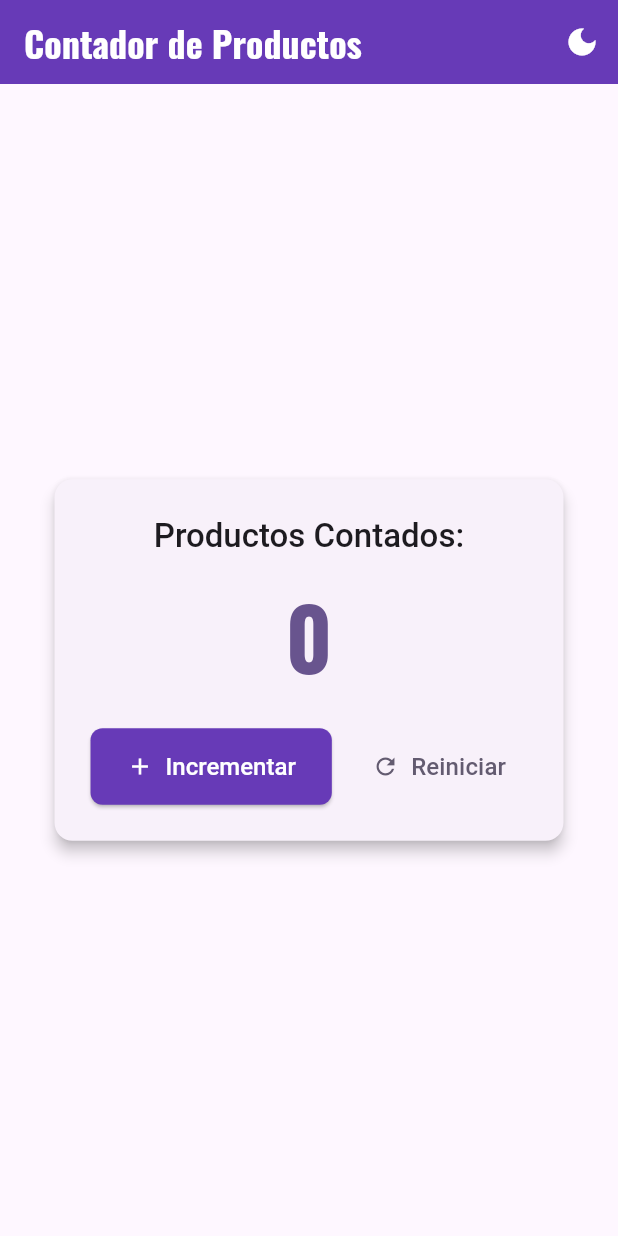
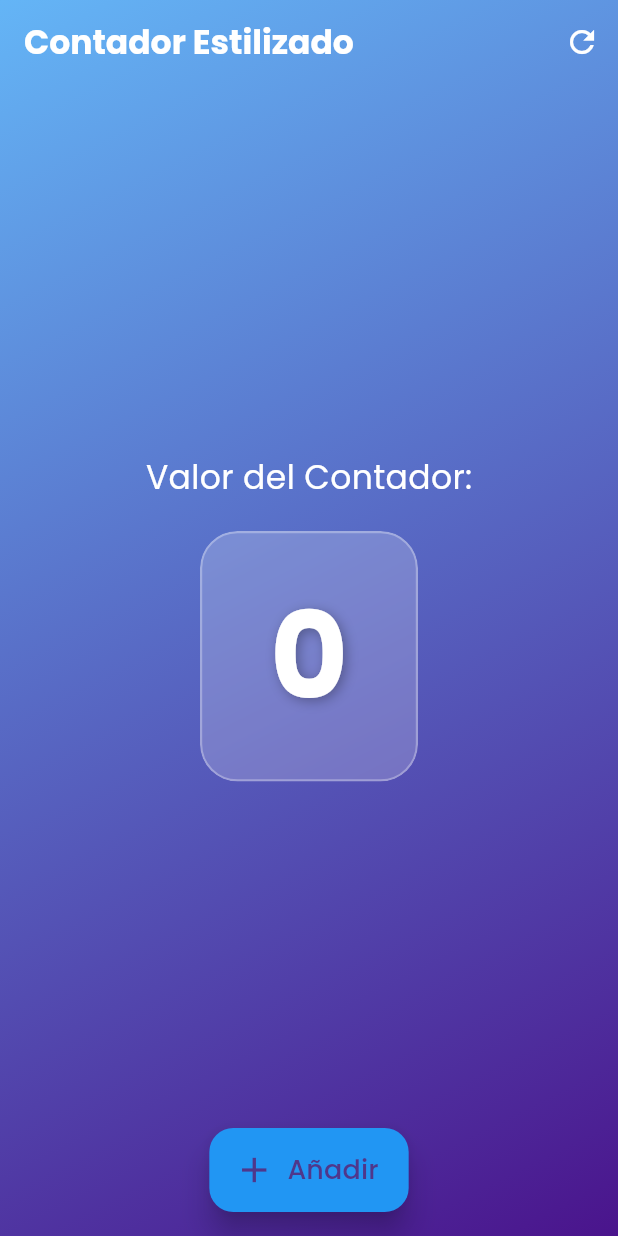
Before and after one commit to Cris300369/catalogo-producto2, a Flutter app: the screen it shows after launch, on a phone screen of 412 x 824 dp. Run offline on Flutter 3.47's test engine with Material 3 defaults, Android fonts, the phone set to English and light mode, and no system bars; our stand-ins replace google_fonts.

Commit message:
feat: Implementación de contador avanzado con diseño Glassmorphism

```diff
--- a/lib/main.dart
+++ b/lib/main.dart
@@ -1,26 +1,10 @@
 
+import 'dart:ui';
 import 'package:flutter/material.dart';
 import 'package:google_fonts/google_fonts.dart';
-import 'package:provider/provider.dart';
 
 void main() {
-  runApp(
-    ChangeNotifierProvider(
-      create: (context) => ThemeProvider(),
-      child: const MyApp(),
-    ),
-  );
-}
-
-class ThemeProvider with ChangeNotifier {
-  ThemeMode _themeMode = ThemeMode.system;
-
-  ThemeMode get themeMode => _themeMode;
-
-  void toggleTheme() {
-    _themeMode = _themeMode == ThemeMode.light ? ThemeMode.dark : ThemeMode.light;
-    notifyListeners();
-  }
+  runApp(const MyApp());
 }
 
 class MyApp extends StatelessWidget {
@@ -28,158 +12,39 @@ class MyApp extends StatelessWidget {
 
   @override
   Widget build(BuildContext context) {
-    const Color primarySeedColor = Colors.deepPurple;
-
-    final TextTheme appTextTheme = TextTheme(
-      displayLarge: GoogleFonts.oswald(fontSize: 57, fontWeight: FontWeight.bold),
-      titleLarge: GoogleFonts.roboto(fontSize: 22, fontWeight: FontWeight.w500),
-      bodyMedium: GoogleFonts.openSans(fontSize: 16),
-      labelLarge: GoogleFonts.roboto(fontSize: 16, fontWeight: FontWeight.w500),
-    );
-
-    final ThemeData lightTheme = ThemeData(
-      useMaterial3: true,
-      colorScheme: ColorScheme.fromSeed(
-        seedColor: primarySeedColor,
-        brightness: Brightness.light,
+    return MaterialApp(
+      title: 'Contador Flutter',
+      theme: ThemeData(
+        primarySwatch: Colors.blue,
+        visualDensity: VisualDensity.adaptivePlatformDensity,
+        textTheme: GoogleFonts.poppinsTextTheme(Theme.of(context).textTheme).apply(bodyColor: Colors.white, displayColor: Colors.white),
       ),
-      textTheme: appTextTheme,
-      appBarTheme: AppBarTheme(
-        backgroundColor: primarySeedColor,
-        foregroundColor: Colors.white,
-        titleTextStyle: GoogleFonts.oswald(fontSize: 24, fontWeight: FontWeight.bold),
-      ),
-      elevatedButtonTheme: ElevatedButtonThemeData(
-        style: ElevatedButton.styleFrom(
-          foregroundColor: Colors.white,
-          backgroundColor: primarySeedColor,
-          shape: RoundedRectangleBorder(borderRadius: BorderRadius.circular(8)),
-          padding: const EdgeInsets.symmetric(horizontal: 24, vertical: 16),
-          textStyle: GoogleFonts.roboto(fontSize: 16, fontWeight: FontWeight.w500),
-        ),
-      ),
-      cardTheme: CardThemeData(
-        elevation: 4,
-        shape: RoundedRectangleBorder(borderRadius: BorderRadius.circular(12)),
-        margin: const EdgeInsets.all(16),
-      ),
-    );
-
-    final ThemeData darkTheme = ThemeData(
-      useMaterial3: true,
-      colorScheme: ColorScheme.fromSeed(
-        seedColor: primarySeedColor,
-        brightness: Brightness.dark,
-      ),
-      textTheme: appTextTheme,
-      appBarTheme: AppBarTheme(
-        backgroundColor: Colors.grey[900],
-        foregroundColor: Colors.white,
-        titleTextStyle: GoogleFonts.oswald(fontSize: 24, fontWeight: FontWeight.bold),
-      ),
-      elevatedButtonTheme: ElevatedButtonThemeData(
-        style: ElevatedButton.styleFrom(
-          foregroundColor: Colors.black,
-          backgroundColor: Colors.deepPurple.shade200,
-          shape: RoundedRectangleBorder(borderRadius: BorderRadius.circular(8)),
-          padding: const EdgeInsets.symmetric(horizontal: 24, vertical: 16),
-          textStyle: GoogleFonts.roboto(fontSize: 16, fontWeight: FontWeight.w500),
-        ),
-      ),
-      cardTheme: CardThemeData(
-        elevation: 8,
-        shape: RoundedRectangleBorder(borderRadius: BorderRadius.circular(12)),
-        margin: const EdgeInsets.all(16),
-      ),
-    );
-
-    return Consumer<ThemeProvider>(
-      builder: (context, themeProvider, child) {
-        return MaterialApp(
-          title: 'Contador de Productos',
-          theme: lightTheme,
-          darkTheme: darkTheme,
-          themeMode: themeProvider.themeMode,
-          home: const MyHomePage(),
+      home: const MyHomePage(title: 'Contador Estilizado'),
       debugShowCheckedModeBanner: false,
-        );
-      },
     );
   }
 }
 
 class MyHomePage extends StatefulWidget {
-  const MyHomePage({super.key});
+  const MyHomePage({super.key, required this.title});
+
+  final String title;
 
   @override
   State<MyHomePage> createState() => _MyHomePageState();
 }
 
-class _MyHomePageState extends State<MyHomePage> with TickerProviderStateMixin {
+class _MyHomePageState extends State<MyHomePage> {
   int _counter = 0;
-  late AnimationController _animationController;
-  late Animation<double> _scaleAnimation;
-  late AnimationController _buttonAnimationController;
-  late Animation<double> _buttonScaleAnimation;
 
-  @override
-  void initState() {
-    super.initState();
-    _animationController = AnimationController(
-      vsync: this,
-      duration: const Duration(milliseconds: 150),
-    );
-    _scaleAnimation = Tween<double>(begin: 1.0, end: 0.95).animate(_animationController);
-
-    _buttonAnimationController = AnimationController(
-      vsync: this,
-      duration: const Duration(milliseconds: 200),
-      reverseDuration: const Duration(milliseconds: 200),
-    );
-    _buttonScaleAnimation = Tween<double>(begin: 1.0, end: 1.1).animate(
-      CurvedAnimation(
-        parent: _buttonAnimationController,
-        curve: Curves.easeInOut,
-      ),
-    );
-  }
-
-  @override
-  void dispose() {
-    _animationController.dispose();
-    _buttonAnimationController.dispose();
-    super.dispose();
-  }
-
-  void _incrementCounter() {
-    _buttonAnimationController.forward().then((_) => _buttonAnimationController.reverse());
+  void _incrementCounter() async {
     if (_counter >= 20) {
-      showDialog(
-        context: context,
-        builder: (BuildContext context) {
-          return AlertDialog(
-            title: const Text('Límite de productos alcanzado'),
-            content: const Text('¿Desea agregar más productos?'),
-            actions: <Widget>[
-              TextButton(
-                child: const Text('No'),
-                onPressed: () {
-                  Navigator.of(context).pop();
-                },
-              ),
-              TextButton(
-                child: const Text('Sí'),
-                onPressed: () {
-                  Navigator.of(context).pop();
+      final bool? shouldContinue = await _showConfirmationAlert();
+      if (shouldContinue == true) {
         setState(() {
           _counter++;
         });
-                },
-              ),
-            ],
-          );
-        },
-      );
+      }
     } else {
       setState(() {
         _counter++;
@@ -188,91 +53,132 @@ class _MyHomePageState extends State<MyHomePage> with TickerProviderStateMixin {
   }
 
   void _resetCounter() {
-    _animationController.forward().then((_) => _animationController.reverse());
     setState(() {
       _counter = 0;
     });
   }
 
-  @override
-  Widget build(BuildContext context) {
-    final themeProvider = Provider.of<ThemeProvider>(context);
-
-    return Scaffold(
-      appBar: AppBar(
-        title: const Text('Contador de Productos'),
-        actions: [
-          IconButton(
-            icon: Icon(themeProvider.themeMode == ThemeMode.dark ? Icons.light_mode : Icons.dark_mode),
-            onPressed: () => themeProvider.toggleTheme(),
-            tooltip: 'Cambiar Tema',
+  Future<bool?> _showConfirmationAlert() {
+    return showDialog<bool>(
+        context: context,
+        barrierDismissible: false,
+        builder: (BuildContext context) {
+          return BackdropFilter(
+            filter: ImageFilter.blur(sigmaX: 5, sigmaY: 5),
+            child: AlertDialog(
+              backgroundColor: Colors.white.withOpacity(0.15),
+              shape: RoundedRectangleBorder(
+                  borderRadius: BorderRadius.circular(20),
+                  side: BorderSide(color: Colors.white.withOpacity(0.3))),
+              title: Text('¡Límite alcanzado!', style: GoogleFonts.poppins(fontWeight: FontWeight.bold, color: Colors.white)),
+              content: Text('El contador es $_counter. ¿Deseas seguir contando?', style: TextStyle(color: Colors.white70)),
+              actions: <Widget>[
+                TextButton(
+                  child: const Text('No, parar', style: TextStyle(color: Colors.white)),
+                  onPressed: () {
+                    Navigator.of(context).pop(false);
+                  },
+                ),
+                ElevatedButton(
+                  style: ElevatedButton.styleFrom(
+                    backgroundColor: Colors.white.withOpacity(0.3),
+                    foregroundColor: Colors.white,
+                  ),
+                  child: const Text('Sí, continuar'),
+                  onPressed: () {
+                    Navigator.of(context).pop(true);
+                  },
                 ),
               ],
             ),
-      body: Center(
-        child: Card(
-          child: Padding(
-            padding: const EdgeInsets.all(24.0),
+          );
+        });
+  }
+
+ @override
+Widget build(BuildContext context) {
+  return Scaffold(
+    extendBodyBehindAppBar: true,
+    appBar: AppBar(
+      title: Text(widget.title, style: GoogleFonts.poppins(fontWeight: FontWeight.bold, color: Colors.white)),
+      backgroundColor: Colors.transparent,
+      elevation: 0,
+      actions: [
+        IconButton(
+          icon: const Icon(Icons.refresh),
+          onPressed: _resetCounter,
+          tooltip: 'Reiniciar',
+          color: Colors.white,
+        ),
+      ],
+    ),
+    body: Container(
+      decoration: BoxDecoration(
+        gradient: LinearGradient(
+          begin: Alignment.topLeft,
+          end: Alignment.bottomRight,
+          colors: [Colors.blue.shade300, Colors.purple.shade900],
+        ),
+      ),
+      child: Center(
         child: Column(
-              mainAxisSize: MainAxisSize.min,
           mainAxisAlignment: MainAxisAlignment.center,
           children: <Widget>[
             Text(
-                  'Productos Contados:',
-                  style: Theme.of(context).textTheme.titleLarge,
+              'Valor del Contador:',
+              style: GoogleFonts.poppins(fontSize: 22, color: Colors.white),
             ),
             const SizedBox(height: 20),
-                AnimatedSwitcher(
+            ClipRRect(
+              borderRadius: BorderRadius.circular(25),
+              child: BackdropFilter(
+                filter: ImageFilter.blur(sigmaX: 10, sigmaY: 10),
+                child: Container(
+                  padding: const EdgeInsets.symmetric(vertical: 25, horizontal: 45),
+                  decoration: BoxDecoration(
+                    color: Colors.white.withOpacity(0.2),
+                    borderRadius: BorderRadius.circular(25),
+                    border: Border.all(color: Colors.white.withOpacity(0.3), width: 1.5),
+                  ),
+                  child: AnimatedSwitcher(
                     duration: const Duration(milliseconds: 300),
                     transitionBuilder: (Widget child, Animation<double> animation) {
-                    return ScaleTransition(
-                      scale: animation,
-                      child: FadeTransition(
-                        opacity: animation,
-                        child: child,
-                      ),
-                    );
+                      return ScaleTransition(scale: animation, child: child);
                     },
                     child: Text(
                       '$_counter',
                       key: ValueKey<int>(_counter),
-                    style: Theme.of(context).textTheme.displayLarge?.copyWith(
-                      color: Theme.of(context).colorScheme.primary,
-                    ),
-                  ),
-                ),
-                const SizedBox(height: 30),
-                Row(
-                  mainAxisAlignment: MainAxisAlignment.center,
-                  mainAxisSize: MainAxisSize.min,
-                  children: [
-                    ScaleTransition(
-                      scale: _buttonScaleAnimation,
-                      child: ElevatedButton.icon(
-                        onPressed: _incrementCounter,
-                        icon: const Icon(Icons.add),
-                        label: const Text('Incrementar'),
-                      ),
-                    ),
-                    const SizedBox(width: 16),
-                    ScaleTransition(
-                      scale: _scaleAnimation,
-                      child: TextButton.icon(
-                        onPressed: _resetCounter,
-                        icon: const Icon(Icons.refresh),
-                        label: const Text('Reiniciar'),
-                        style: TextButton.styleFrom(
-                          foregroundColor: Theme.of(context).colorScheme.secondary,
-                        ),
-                      ),
-                    ),
-                  ],
+                      style: GoogleFonts.poppins(
+                        fontSize: 80,
+                        fontWeight: FontWeight.bold,
+                        color: Colors.white,
+                        shadows: [
+                          Shadow(
+                            blurRadius: 10.0,
+                            color: Colors.black.withOpacity(0.3),
+                            offset: const Offset(2, 2),
                           ),
                         ],
                       ),
                     ),
                   ),
                 ),
+              ),
+            ),
+          ],
+        ),
+      ),
+    ),
+    floatingActionButtonLocation: FloatingActionButtonLocation.centerFloat,
+    floatingActionButton: FloatingActionButton.extended(
+      onPressed: _incrementCounter,
+      tooltip: 'Incrementar',
+      icon: const Icon(Icons.add, size: 28),
+      label: const Text("Añadir", style: TextStyle(fontSize: 18)),
+      backgroundColor: Colors.blue,
+      elevation: 8,
+      heroTag: 'increment',
+    ),
   );
 }
 }
```
Also changed, not shown: pubspec.yaml (+2 -75 lines), pubspec.lock, 5 other files. Lines whose indentation alone changed are shown as unchanged.
